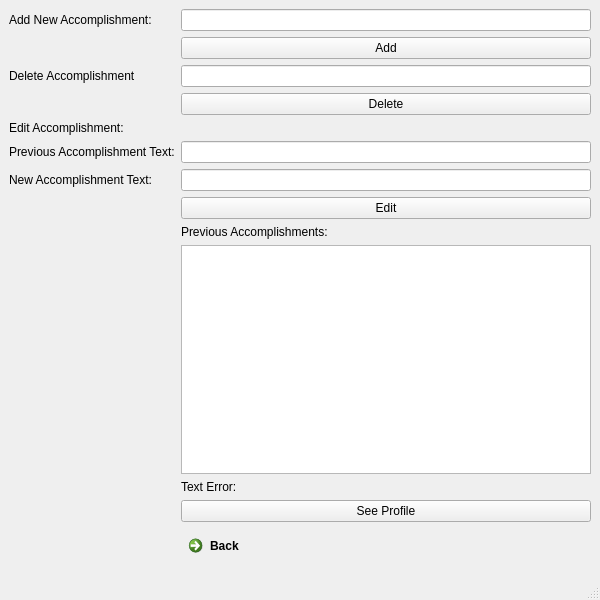
First picture: the form in ui/accomplishment.ui, repository PooyaFekri/LinkedIn, before the edit.
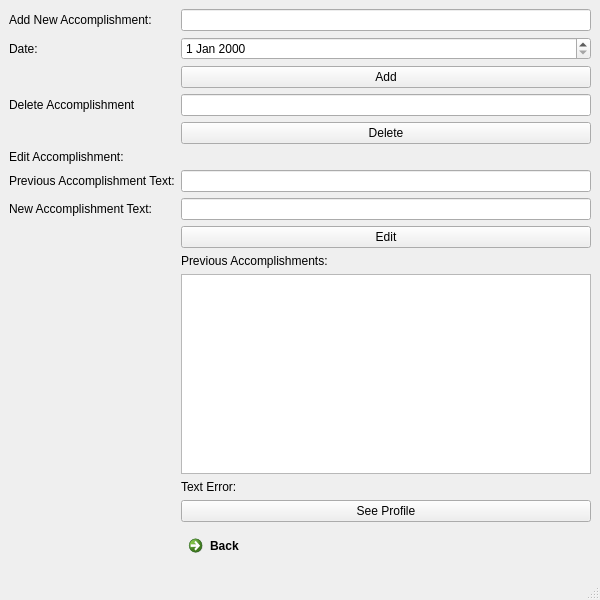
Second picture: the form after the edit.

```diff
--- a/ui/accomplishment.ui
+++ b/ui/accomplishment.ui
@@ -114,6 +114,16 @@
       </property>
      </widget>
     </item>
+    <item row="2" column="1">
+     <widget class="QDateEdit" name="dateEdit"/>
+    </item>
+    <item row="2" column="0">
+     <widget class="QLabel" name="label_7">
+      <property name="text">
+       <string>Date:</string>
+      </property>
+     </widget>
+    </item>
    </layout>
   </widget>
   <widget class="QMenuBar" name="menubar">
```
